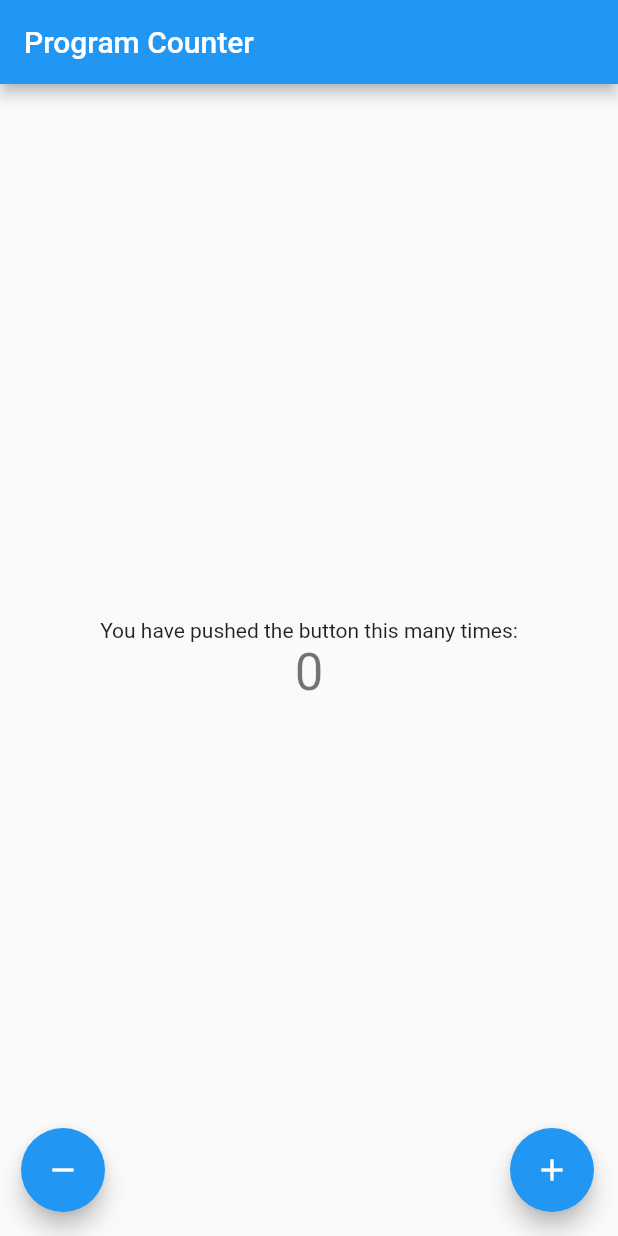
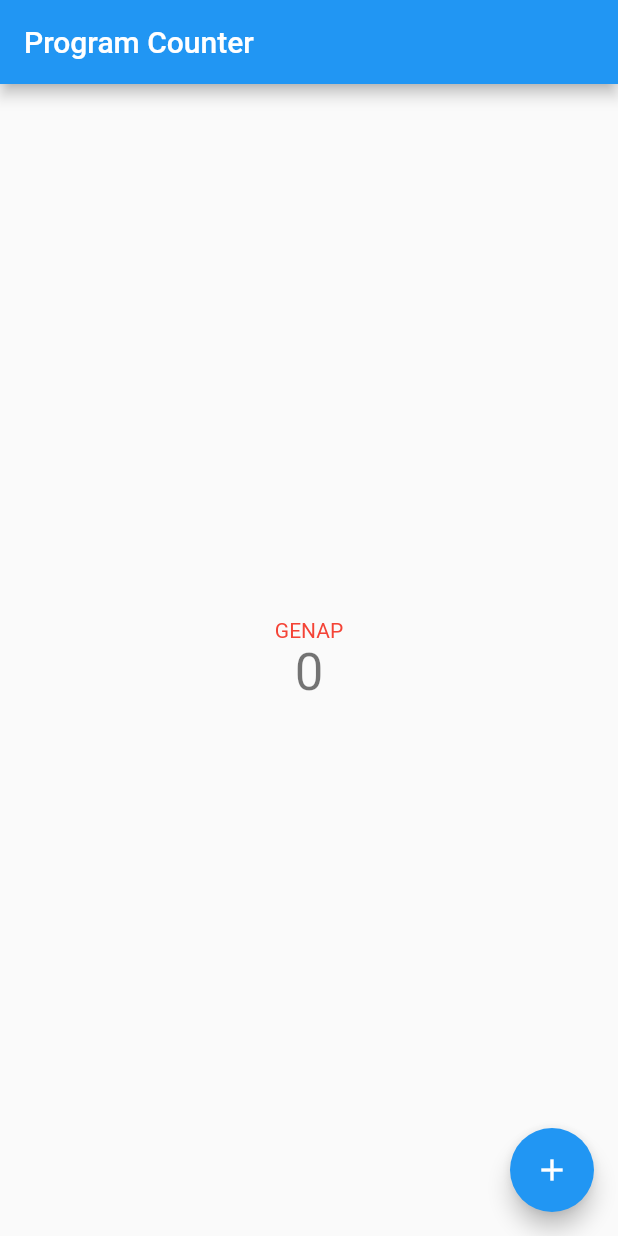
Before and after one commit to danenherdi/pbp-assignment-flutter, a Flutter app: the screen it shows after launch, after a tap on the "add" icon, after a tap on the "remove" icon, on a phone screen of 412 x 824 dp. Run offline on Flutter 3.47's test engine with Material 2 defaults, Android fonts, the phone set to English and light mode, and no system bars.

Commit message:
Changing Homepage

```diff
--- a/lib/main.dart
+++ b/lib/main.dart
@@ -49,6 +49,9 @@ class MyHomePage extends StatefulWidget {
 
 class _MyHomePageState extends State<MyHomePage> {
   int _counter = 0;
+  bool _isVisible = false;
+  String _homeText = "GENAP";
+  Color _color = Colors.red;
 
   void _incrementCounter() {
     setState(() {
@@ -57,17 +60,34 @@ class _MyHomePageState extends State<MyHomePage> {
       // so that the display can reflect the updated values. If we changed
       // _counter without calling setState(), then the build method would not be
       // called again, and so nothing would appear to happen.
+      _isGanjilGenap();
       _counter++;
+      _isVisible = true;
     });
   }
 
   void _decrementCounter(){
     setState(() {
-      if(_counter == 0){
-        _counter = 0;
+      _isGanjilGenap();
+      if (_counter <= 1){
+        _isVisible = false;
+        _counter--;
       }
       else{
         _counter--;
+      }
+    });
+  }
+
+  void _isGanjilGenap(){
+    setState(() {
+      if (_counter%2 == 0){
+        _homeText = "GANJIL";
+        _color = Colors.blue;
+      }
+      else{
+        _homeText = "GENAP";
+        _color = Colors.red;
       }
     });
   }
@@ -106,8 +126,11 @@ class _MyHomePageState extends State<MyHomePage> {
           // horizontal).
           mainAxisAlignment: MainAxisAlignment.center,
           children: <Widget>[
-            const Text(
-              'You have pushed the button this many times:',
+            Text(
+              style : TextStyle(
+                color: _color,
+              ),
+              _homeText,
             ),
             Text(
               '$_counter',
@@ -121,10 +144,14 @@ class _MyHomePageState extends State<MyHomePage> {
         child: Row(
           crossAxisAlignment: CrossAxisAlignment.end,
           children: [
-            FloatingActionButton(
-                onPressed: _decrementCounter,
-                tooltip: 'Decrement',
-                child: const Icon(Icons.remove),
+            Visibility(
+                visible: _isVisible,
+
+                child: FloatingActionButton(
+                  onPressed: _decrementCounter,
+                  tooltip: 'Decrement',
+                  child: const Icon(Icons.remove),
+                )
             ),
             Expanded(child: Container()),
             FloatingActionButton(
```
